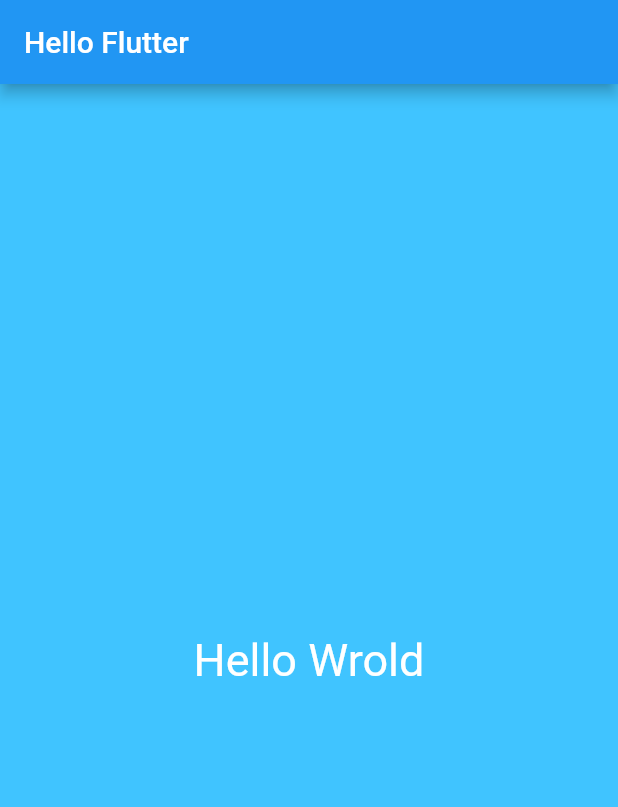
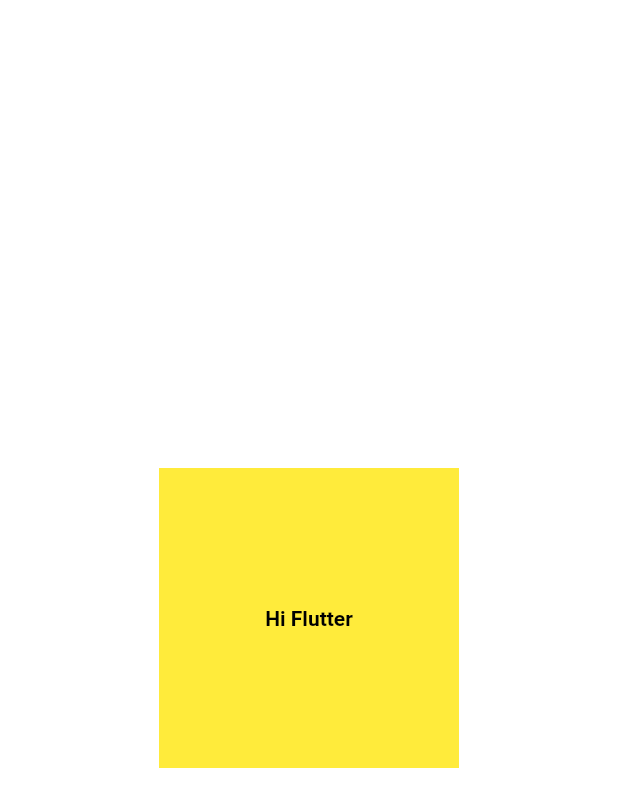
Before and after one commit to alMohamady/flutter_app, a Flutter app: the screen it shows after launch, on a phone screen of 412 x 824 dp. Shown: the top 807 px of the screen. Run offline on Flutter 3.47's test engine with Material 2 defaults, Android fonts, the phone set to English and light mode, and no system bars.

Commit message:
Flutter Container widget

```diff
--- a/lib/layouts/home_screen.dart
+++ b/lib/layouts/home_screen.dart
@@ -6,13 +6,16 @@ class HomeScreen extends StatelessWidget {
   @override
   Widget build(BuildContext context) {
     // TODO: implement build
-    return Material(
-        color: Colors.lightBlueAccent,
-        child: Center(
-            child: Text(
-                "Hello Wrold",
-                textDirection: TextDirection.ltr,
-                style: TextStyle(color: Colors.white, fontSize: 30)
+    return Center(
+       child:  Container(
+            alignment: Alignment.center,
+            color: Colors.yellow,
+            width: 200,
+            height: 200,
+            //margin: EdgeInsets.only(left: 30, top: 20),
+            padding: EdgeInsets.all(50),
+            child: Text("Hi Flutter", textDirection: TextDirection.ltr,
+              style: TextStyle(color: Colors.black, fontWeight: FontWeight.bold),
             )
         )
     );
--- a/lib/main.dart
+++ b/lib/main.dart
@@ -10,15 +10,6 @@ class MyFlutterApp extends StatelessWidget{
   @override
   Widget build(BuildContext context) {
     // TODO: implement build
-    return  MaterialApp(
-        debugShowCheckedModeBanner: false,
-        title: "First App",
-        home: Scaffold(
-            appBar: AppBar(
-                title: Text("Hello Flutter")
-            ),
-            body: HomeScreen()
-        )
-    );
+    return  HomeScreen();
   }
 }
```
